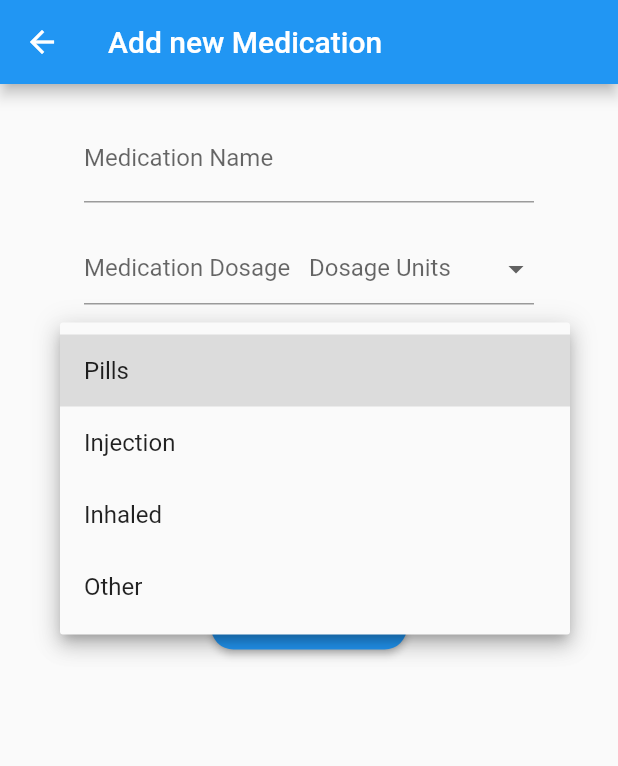
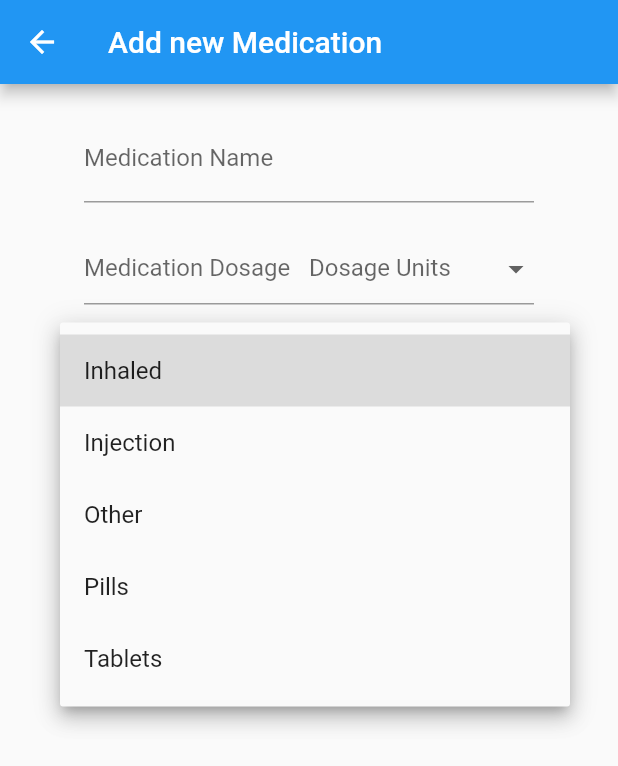
Before and after one commit to rosscraw/MedicationTracker, a Flutter app: the AddMedicationScreen screen opened directly, after a tap on "Medication Type", on a phone screen of 412 x 824 dp. Shown: the top 766 px of the screen. Run offline on Flutter 3.47's test engine with Material 2 defaults, Android fonts, the phone set to English and light mode, and no system bars; our stand-ins replace charts_flutter, cloud_firestore, firebase_auth, flutter_spinkit, table_calendar; accounts and stored records are empty.

Commit message:
Moved form  widgets from the tree in medication list to individual methods to improve readability. Added edit medication screen.

```diff
--- a/medication_tracker/lib/screens/medication_list/add_medication_screen.dart
+++ b/medication_tracker/lib/screens/medication_list/add_medication_screen.dart
@@ -9,8 +9,6 @@ import 'package:provider/provider.dart';
 
 /// Screen that allows user to input details about their Medication and adds it to their medication list.
 class AddMedicationScreen extends StatefulWidget {
-
-
   @override
   _AddMedicationScreenState createState() => _AddMedicationScreenState();
 }
@@ -22,21 +20,8 @@ class _AddMedicationScreenState extends State<AddMedicationScreen> {
   String medicationType = '';
   List<TimeOfDay> dosageTimes = [];
   final _medFormKey = GlobalKey<FormState>();
-  static List<String> _dosageUnits = [
-    'mcg',
-    'mg',
-    'g',
-    'units',
-    'as required'
-  ];
+  static List<String> _dosageUnits = ['mcg', 'mg', 'g', 'units', 'as required'];
   var _currentItemSelected = _dosageUnits[0];
-  static List<String> _medicationTypes = [
-    'Pills',
-    'Injection',
-    'Inhaled',
-    'Other'
-  ];
-  var _currentTypeSelected = _medicationTypes[0];
 
   MedicationRegime medicationRegime = new MedicationRegime();
 
@@ -44,11 +29,8 @@ class _AddMedicationScreenState extends State<AddMedicationScreen> {
   Widget build(BuildContext context) {
     final user = Provider.of<User>(context);
 
-
     return Scaffold(
-      appBar: AppBar(
-          title: Text('Add new Medication')
-      ),
+        appBar: AppBar(title: Text('Add new Medication')),
         body: SingleChildScrollView(
             child: SafeArea(
           child: Padding(
@@ -61,28 +43,83 @@ class _AddMedicationScreenState extends State<AddMedicationScreen> {
                 Center(
                   child: SizedBox(
                     width: 300.0,
-                    child: Form (
+                    child: Form(
                         key: _medFormKey,
                         child: Column(
                           children: [
                             // Medication Name Input.
+                            medicationNameForm(),
+                            // Medication dosage input.
+                            medicationDoseForm(),
+                            // Medication Type Input using a dropdown.
+                            medicationTypeForm(), //
+                            // Dosage Timings List
+                            SetDosageTimes(medicationRegime: medicationRegime),
+                            SizedBox(height: 20.0),
+                            RaisedButton(
+                              shape: RoundedRectangleBorder(
+                                borderRadius: BorderRadius.circular(15.0),
+                              ),
+                              color: Colors.blue,
+                              child: Text(
+                                'Add Medication',
+                                style: TextStyle(color: Colors.white),
+                              ),
+                              // TODO add to medication to user's list.
+                              onPressed: () {
+                                addMedicationToList(
+                                    user,
+                                    medicationName,
+                                    medicationDosage,
+                                    medicationUnit,
+                                    medicationType);
+                                setState(() {});
+                              },
+                            )
+                          ],
+                        )),
+                  ),
+                )
+              ],
+            ),
+          ),
+        )));
+  }
+
+  /// From for medication name input.
+  Widget medicationNameForm() {
+    return Column(
+      children: [
         TextFormField(
-                              validator: (val) => val.isEmpty ? "Please enter your medication's name" : null,
+            validator: (val) =>
+                val.isEmpty ? "Please enter your medication's name" : null,
             decoration: InputDecoration(
               labelText: 'Medication Name',
             ),
             onChanged: (val) {
               setState(() => medicationName = val);
+            }),
+        SizedBox(height: 20.0),
+      ],
+    );
   }
-                          ),
-                          SizedBox(height: 20.0),
-                          // Medication dosage input.
-                          // Dropdown option to select units of dosage.
+
+  /// Form for medication dose input.
+  /// Dropdown form for dosage units.
+  Widget medicationDoseForm() {
+    _dosageUnits.sort((a, b) => a.compareTo(b));
+
+    return Column(
+      children: [
         Row(
           children: [
             Flexible(
               child: TextFormField(
-                                    validator: (val) => (!_currentItemSelected.contains('as required') && val.isEmpty) ? "Please enter your medication's dosage" : null,
+                validator: (val) =>
+                    (!_currentItemSelected.contains('as required') &&
+                            val.isEmpty)
+                        ? "Please enter your medication's dosage"
+                        : null,
                 decoration: InputDecoration(
                   contentPadding: EdgeInsets.all(0.0),
                   labelText: 'Medication Dosage',
@@ -115,7 +152,24 @@ class _AddMedicationScreenState extends State<AddMedicationScreen> {
           ],
         ),
         SizedBox(height: 20.0),
-                          // Medication Type Input using a dropdown.
+      ],
+    );
+  }
+
+  /// Dropdown form for user to select medication type.
+  Widget medicationTypeForm() {
+    List<String> _medicationTypes = [
+      'Pills',
+      'Injection',
+      'Inhaled',
+      'Tablets',
+      'Other'
+    ];
+    _medicationTypes.sort((a, b) => a.toString().compareTo(b.toString()));
+    var _currentTypeSelected = _medicationTypes[0];
+
+    return Column(
+      children: [
         DropdownButtonFormField<String>(
           decoration: InputDecoration(
             labelText: 'Medication Type',
@@ -128,62 +182,31 @@ class _AddMedicationScreenState extends State<AddMedicationScreen> {
             );
           }).toList(),
           onChanged: (String newValueSelected) {
-                              this._currentTypeSelected = newValueSelected;
+            _currentTypeSelected = newValueSelected;
             setState(() {
               medicationType = newValueSelected;
             });
           },
         ),
         SizedBox(height: 20.0),
-                          // Dosage Timings List
-                          SetDosageTimes(medicationRegime: medicationRegime),
-                          SizedBox(height: 20.0),
-                          RaisedButton(
-                            shape: RoundedRectangleBorder(
-                              borderRadius: BorderRadius.circular(15.0),
-                            ),
-                            color: Colors.blue,
-                            child: Text(
-                              'Add Medication',
-                              style: TextStyle(color: Colors.white),
-                            ),
-                            // TODO add to medication to user's list.
-                            onPressed: () {
-                              addMedicationToList(user, medicationName, medicationDosage, medicationUnit, medicationType);
-                              setState(() {
-                              });
-                            },
-                          )
       ],
-                      )
-                    ),
-                  ),
-                )
-              ],
-            ),
-          ),
-        )
-      )
     );
   }
 
   /// Adds medication to user's medication list and returns the user to the Medication List screen.
-  void addMedicationToList(User user, String medicationName, String medicationDosage, String medicationUnit, String medicationType) {
-    if(_medFormKey.currentState.validate()) {
+  void addMedicationToList(User user, String medicationName,
+      String medicationDosage, String medicationUnit, String medicationType) {
+    if (_medFormKey.currentState.validate()) {
       setState(() {
         Medication medication = new Medication(medicationName, medicationType);
         if (_currentItemSelected != 'as required') {
           medicationRegime.setMedication(medication);
           medicationRegime.setDosage(medicationDosage + medicationUnit);
           user.addMedication(medicationRegime);
-          //user.addMedication(new MedicationRegime(medication: medication, dosage: (medicationDosage + medicationUnit)));
-        }
-        else {
+        } else {
           medicationRegime.setMedication(medication);
           medicationRegime.setDosage(medicationUnit);
-          //MedicationRegime medicationRegime = new MedicationRegime(medication: medication, dosage: (medicationUnit));
           user.addMedication(medicationRegime);
-
         }
         Navigator.pop(context);
       });
--- a/medication_tracker/lib/screens/medication_list/medication_list_screen.dart
+++ b/medication_tracker/lib/screens/medication_list/medication_list_screen.dart
@@ -65,6 +65,9 @@ class _MedicationScreenState extends State<MedicationScreen> {
   /// Column that contains text and the Listview that displays all user's medications with checkboxes.
   Column getMedicationListView(User user) {
     List<MedicationRegime> medicationList = user.getMedicationList();
+    // Sort medications alphabetically by name.
+    medicationList.sort((a, b) => a.getMedication().getName().toUpperCase().compareTo(b.getMedication().getName().toUpperCase()));
+
     return Column(
       children: [
         Text(
```
Also changed, not shown: medication_tracker/lib/back_end/medication.dart (+1 -9 lines), medication_tracker/lib/main.dart (+4 -3 lines), medication_tracker/lib/screens/medication_list/edit_medication.dart (added, +26 -0 lines), medication_tracker/lib/screens/medication_list/medication_details_screen.dart (+26 -5 lines). Lines whose indentation alone changed are shown as unchanged.
